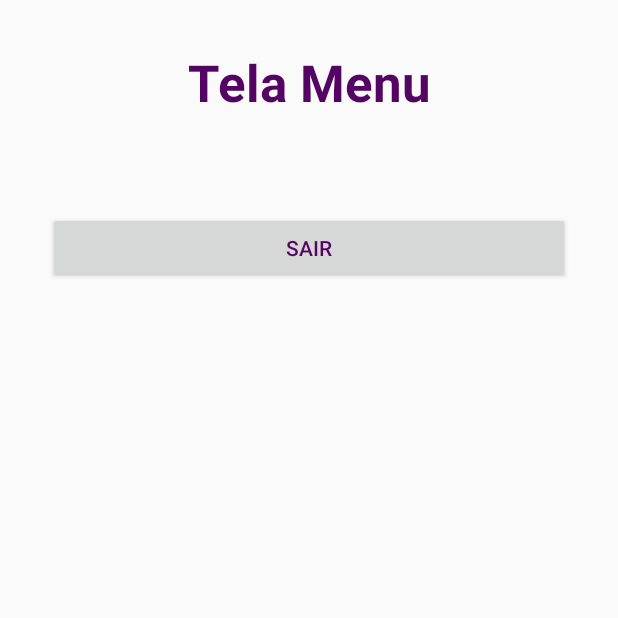
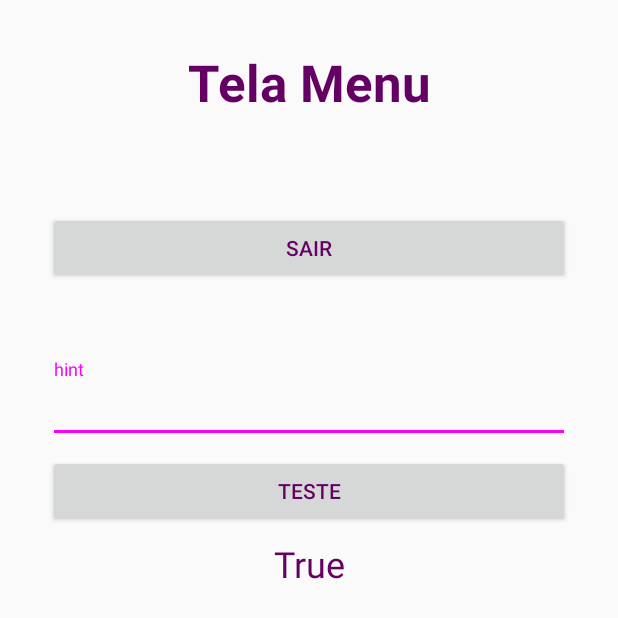
Before and after one commit to AndrewMarques2018/AppLiviaVercosaEstetica, an Android app: the layout activity_menu.xml on its own in the app's theme, with its tools: preview values and no code run, on a phone screen of 412 x 824 dp. Shown: the top 618 px of the screen. Run offline under Robolectric (Android 15) with nearby library versions, the phone set to English and light mode, and no system bars.

Commit message:
Design
Slider 1 e 2
Login
Cadastro

```diff
--- a/app/src/main/java/com/andrewmarques/android/appliviavercosaestetica/activity/MainActivity.java
+++ b/app/src/main/java/com/andrewmarques/android/appliviavercosaestetica/activity/MainActivity.java
@@ -20,17 +20,18 @@ public class MainActivity extends IntroActivity {
         setButtonNextVisible(false);
 
         addSlide( new FragmentSlide.Builder()
-                .background(android.R.color.white)
+                .background(R.color.background)
                 .fragment(R.layout.slider1_intro)
                 .build()
         );
 
         addSlide( new FragmentSlide.Builder()
-                .background(android.R.color.white)
+                .background(R.color.background)
                 .fragment(R.layout.slider_registro)
                 .canGoForward(false) // impede o usuario de passar o slide
                 .build()
         );
+
     }
 
     @Override
--- a/app/src/main/res/layout/activity_menu.xml
+++ b/app/src/main/res/layout/activity_menu.xml
@@ -32,4 +32,46 @@
         app:layout_constraintEnd_toEndOf="parent"
         app:layout_constraintStart_toStartOf="parent"
         app:layout_constraintTop_toBottomOf="@+id/textView3" />
+
+    <com.google.android.material.textfield.TextInputLayout
+        android:id="@+id/txt_teste_input"
+        android:layout_width="0dp"
+        android:layout_height="wrap_content"
+        android:layout_marginStart="32dp"
+        android:layout_marginTop="50dp"
+        android:layout_marginEnd="32dp"
+        app:layout_constraintEnd_toEndOf="parent"
+        app:layout_constraintHorizontal_bias="0.741"
+        app:layout_constraintStart_toStartOf="parent"
+        app:layout_constraintTop_toBottomOf="@+id/button3">
+
+        <com.google.android.material.textfield.TextInputEditText
+            android:layout_width="match_parent"
+            android:layout_height="wrap_content"
+            android:hint="hint" />
+    </com.google.android.material.textfield.TextInputLayout>
+
+    <Button
+        android:id="@+id/button4"
+        android:layout_width="0dp"
+        android:layout_height="wrap_content"
+        android:layout_marginStart="32dp"
+        android:layout_marginTop="8dp"
+        android:layout_marginEnd="32dp"
+        android:onClick="testes"
+        android:text="Teste"
+        app:layout_constraintEnd_toEndOf="parent"
+        app:layout_constraintStart_toStartOf="parent"
+        app:layout_constraintTop_toBottomOf="@+id/txt_teste_input" />
+
+    <TextView
+        android:id="@+id/txt_teste_output"
+        android:layout_width="wrap_content"
+        android:layout_height="wrap_content"
+        android:layout_marginTop="8dp"
+        android:text="True"
+        android:textSize="24sp"
+        app:layout_constraintEnd_toEndOf="parent"
+        app:layout_constraintStart_toStartOf="parent"
+        app:layout_constraintTop_toBottomOf="@+id/button4" />
 </androidx.constraintlayout.widget.ConstraintLayout>
--- a/app/src/main/res/values/colors.xml
+++ b/app/src/main/res/values/colors.xml
@@ -2,11 +2,16 @@
 <resources>
 
     <!-- Minhas cores personalizadas -->
-    <color name="primaryDark">#9C27B0</color>
-    <color name="primary">#BB3ED0</color>
-    <color name="accent">#D900FE</color>
-    <color name="background">#F9D7FF</color>
-    <color name="textColor">#540462</color>
+    <color name="primaryDark">#AA00F0</color>
+    <color name="primary">#C800FA</color>
+    <color name="accent">#FA00FA</color>
+    <color name="background">#FAF0FA</color>
+    <color name="textColorEscuro">#640064</color>
+    <color name="textColorClaro">#FFB4FF</color>
+
+    <color name="branco">#FFFFFF</color>
+    <color name="preto">#000000</color>
+
     <color name="testColor">#37FF00</color>
 
 </resources>
```
Also changed, not shown: app/src/main/AndroidManifest.xml (+6 -1 lines), app/src/main/java/com/andrewmarques/android/appliviavercosaestetica/activity/Menu.java (+20 -0 lines), app/src/main/java/com/andrewmarques/android/appliviavercosaestetica/tools/CodificadorBase64.java (added, +20 -0 lines), app/src/main/java/com/andrewmarques/android/appliviavercosaestetica/tools/Padroniza.java (added, +66 -0 lines), app/src/main/res/layout/activity_cadastro.xml (+40 -21 lines), app/src/main/res/layout/activity_login.xml (+22 -8 lines), app/src/main/res/layout/slider1_intro.xml (+26 -16 lines), app/src/main/res/layout/slider_registro.xml (+43 -28 lines), app/src/main/res/values/strings.xml (+1 -12 lines), app/src/main/res/values/themes.xml (+15 -6 lines), app/src/main/res/drawable-v24/logo_estetica_degrade1.png (added), app/src/main/res/drawable-v24/logo_estetica_degrade2.png (added), app/src/main/res/drawable-v24/logo_estetica_solid.png (added), app/src/main/res/drawable-v24/marca_dagua1.png (added), 1 more files.
